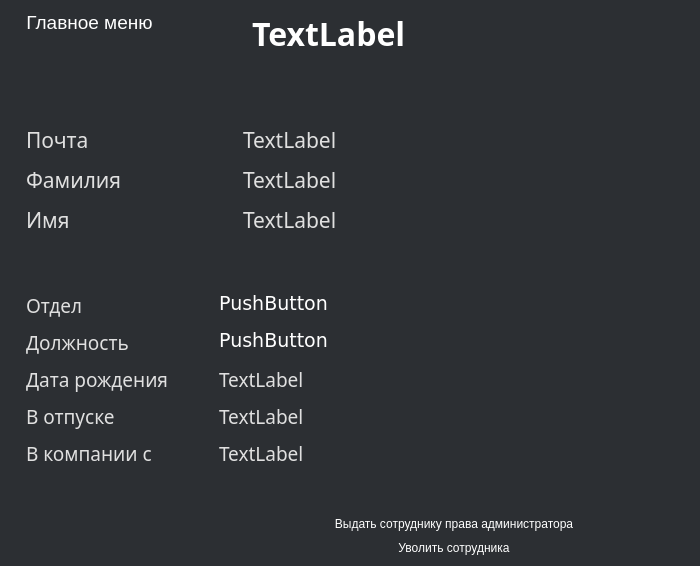
wsdm777/deskapp, file src/ui/profile/profile_window_rew.ui: the form before one commit.
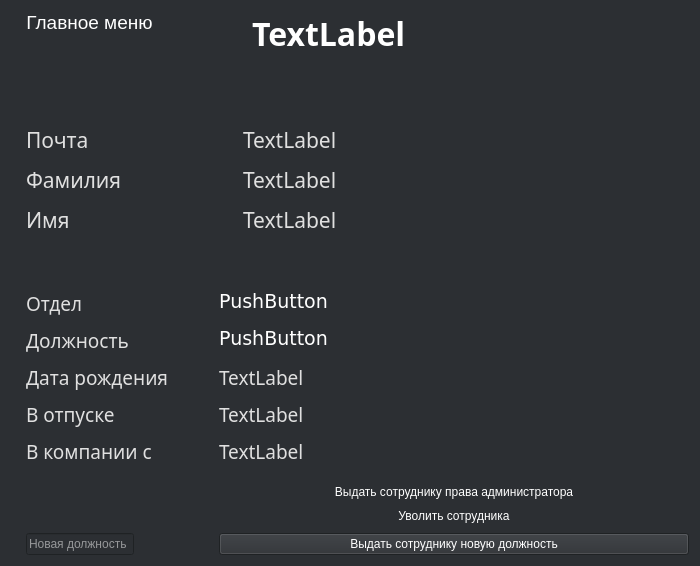
The form after the commit.

The edit to the form file:
```diff
--- a/src/ui/profile/profile_window_rew.ui
+++ b/src/ui/profile/profile_window_rew.ui
@@ -454,22 +454,6 @@
        </property>
       </widget>
      </item>
-     <item row="8" column="1">
-      <widget class="QPushButton" name="pushButton_2">
-       <property name="styleSheet">
-        <string notr="true">QPushButton {
-    border: none;
-    color: white;
-}
-QPushButton:hover {
-    color: red;
-}</string>
-       </property>
-       <property name="text">
-        <string>Уволить сотрудника</string>
-       </property>
-      </widget>
-     </item>
      <item row="5" column="1">
       <spacer name="verticalSpacer_3">
        <property name="orientation">
@@ -483,20 +467,7 @@
        </property>
       </spacer>
      </item>
-     <item row="6" column="0">
-      <spacer name="horizontalSpacer">
-       <property name="orientation">
-        <enum>Qt::Orientation::Horizontal</enum>
-       </property>
-       <property name="sizeHint" stdset="0">
-        <size>
-         <width>40</width>
-         <height>20</height>
-        </size>
-       </property>
-      </spacer>
-     </item>
-     <item row="7" column="1">
+     <item row="6" column="1">
       <widget class="QPushButton" name="pushButton_3">
        <property name="enabled">
         <bool>true</bool>
@@ -515,6 +486,46 @@
        </property>
       </widget>
      </item>
+     <item row="7" column="1">
+      <widget class="QPushButton" name="pushButton_2">
+       <property name="styleSheet">
+        <string notr="true">QPushButton {
+    border: none;
+    color: white;
+}
+QPushButton:hover {
+    color: red;
+}</string>
+       </property>
+       <property name="text">
+        <string>Уволить сотрудника</string>
+       </property>
+      </widget>
+     </item>
+     <item row="8" column="0">
+      <widget class="QLineEdit" name="lineEdit">
+       <property name="placeholderText">
+        <string>Новая должность</string>
+       </property>
+      </widget>
+     </item>
+     <item row="8" column="1">
+      <widget class="QPushButton" name="pushButton_4">
+       <property name="text">
+        <string>Выдать сотруднику новую должность</string>
+       </property>
+      </widget>
+     </item>
+     <item row="7" column="0">
+      <widget class="QLabel" name="error_label">
+       <property name="styleSheet">
+        <string notr="true">color:red</string>
+       </property>
+       <property name="text">
+        <string/>
+       </property>
+      </widget>
+     </item>
     </layout>
    </item>
   </layout>
```
